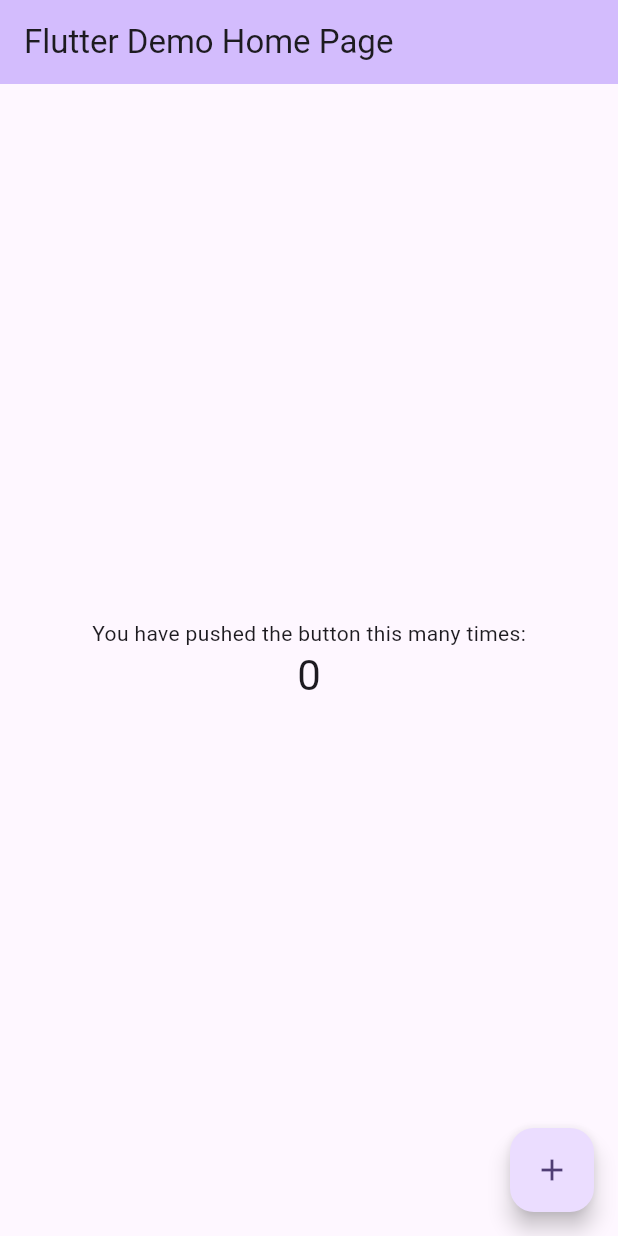
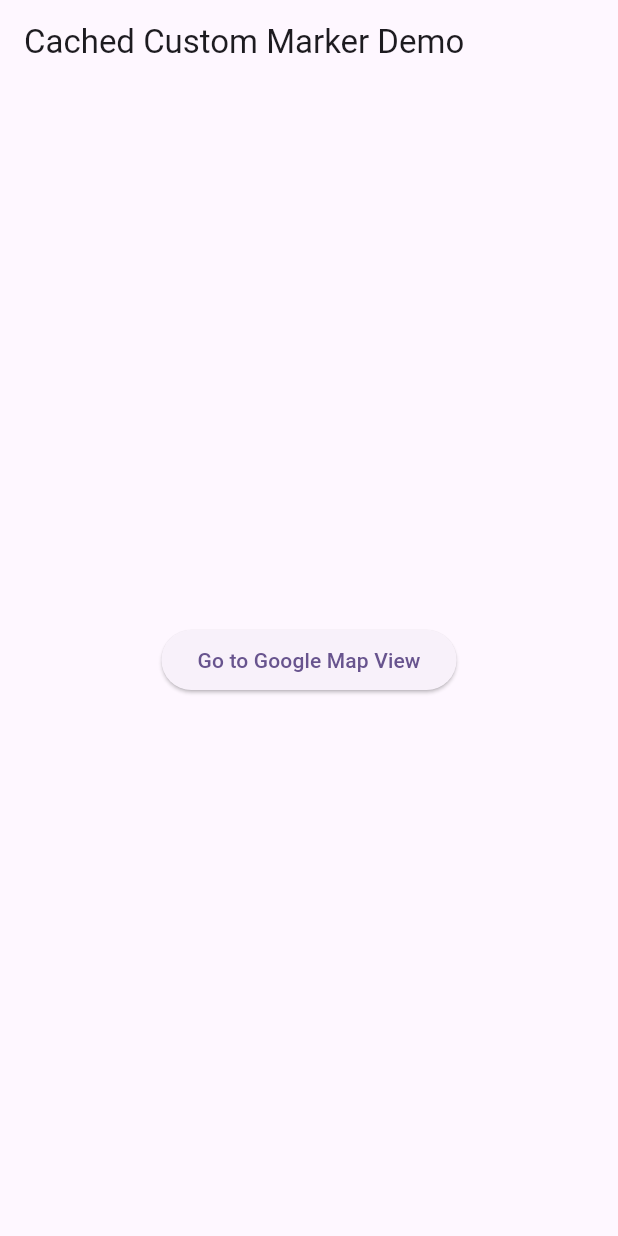
Before and after one commit to ahmedsaleh210/cached_map_marker, a Flutter app: the screen it shows after launch, on a phone screen of 412 x 824 dp. Run offline on Flutter 3.47's test engine with Material 3 defaults, Android fonts, the phone set to English and light mode, and no system bars; our stand-ins replace flutter_cache_manager, google_maps_flutter.

Commit message:
feat: Add Cached Custom Marker package to example app
This commit adds the Cached Custom Marker package to the example app. It also includes a new screen with a Google Map view that displays a custom marker using the package. The package provides functionality to download, process, and cache custom markers from network URLs. The commit also includes improvements to the package's logging functionality.

```diff
--- a/example/lib/main.dart
+++ b/example/lib/main.dart
@@ -1,4 +1,6 @@
+import 'package:cached_custom_marker/cached_custom_marker.dart';
 import 'package:flutter/material.dart';
+import 'package:google_maps_flutter/google_maps_flutter.dart';
 
 void main() {
   runApp(const MyApp());
@@ -13,113 +15,82 @@ class MyApp extends StatelessWidget {
     return MaterialApp(
       title: 'Flutter Demo',
       theme: ThemeData(
-        // This is the theme of your application.
-        //
-        // TRY THIS: Try running your application with "flutter run". You'll see
-        // the application has a purple toolbar. Then, without quitting the app,
-        // try changing the seedColor in the colorScheme below to Colors.green
-        // and then invoke "hot reload" (save your changes or press the "hot
-        // reload" button in a Flutter-supported IDE, or press "r" if you used
-        // the command line to start the app).
-        //
-        // Notice that the counter didn't reset back to zero; the application
-        // state is not lost during the reload. To reset the state, use hot
-        // restart instead.
-        //
-        // This works for code too, not just values: Most code changes can be
-        // tested with just a hot reload.
         colorScheme: ColorScheme.fromSeed(seedColor: Colors.deepPurple),
         useMaterial3: true,
       ),
-      home: const MyHomePage(title: 'Flutter Demo Home Page'),
+      home: const HomePage(),
     );
   }
 }
 
-class MyHomePage extends StatefulWidget {
-  const MyHomePage({super.key, required this.title});
-
-  // This widget is the home page of your application. It is stateful, meaning
-  // that it has a State object (defined below) that contains fields that affect
-  // how it looks.
-
-  // This class is the configuration for the state. It holds the values (in this
-  // case the title) provided by the parent (in this case the App widget) and
-  // used by the build method of the State. Fields in a Widget subclass are
-  // always marked "final".
-
-  final String title;
+class HomePage extends StatelessWidget {
+  const HomePage({super.key});
 
   @override
-  State<MyHomePage> createState() => _MyHomePageState();
+  Widget build(BuildContext context) {
+    return Scaffold(
+      appBar: AppBar(
+        title: const Text('Cached Custom Marker Demo'),
+      ),
+      body: Center(
+        child: ElevatedButton(
+          onPressed: () {
+            Navigator.of(context).push(
+              MaterialPageRoute(
+                builder: (context) => const GoogleMapView(),
+              ),
+            );
+          },
+          child: const Text('Go to Google Map View'),
+        ),
+      ),
+    );
+  }
 }
 
-class _MyHomePageState extends State<MyHomePage> {
-  int _counter = 0;
+class GoogleMapView extends StatefulWidget {
+  const GoogleMapView({super.key});
 
-  void _incrementCounter() {
+  @override
+  State<GoogleMapView> createState() => _GoogleMapViewState();
+}
+
+class _GoogleMapViewState extends State<GoogleMapView> {
+  Set<Marker> markers = {};
+
+  @override
+  void initState() {
+    _initMarkers();
+    super.initState();
+  }
+
+  void _initMarkers() async {
+    final marker = Marker(
+        markerId: const MarkerId('marker_id'),
+        position: const LatLng(37.77483, -122.41942),
+        icon: await CachedCustomMarker().fromNetwork(
+            url: 'https://cdn-icons-png.flaticon.com/512/5193/5193688.png',
+            width: 60,
+            height: 60));
     setState(() {
-      // This call to setState tells the Flutter framework that something has
-      // changed in this State, which causes it to rerun the build method below
-      // so that the display can reflect the updated values. If we changed
-      // _counter without calling setState(), then the build method would not be
-      // called again, and so nothing would appear to happen.
-      _counter++;
+      markers.add(marker);
     });
+    // CachedCustomMarker().clearCache();
   }
 
   @override
   Widget build(BuildContext context) {
-    // This method is rerun every time setState is called, for instance as done
-    // by the _incrementCounter method above.
-    //
-    // The Flutter framework has been optimized to make rerunning build methods
-    // fast, so that you can just rebuild anything that needs updating rather
-    // than having to individually change instances of widgets.
     return Scaffold(
       appBar: AppBar(
-        // TRY THIS: Try changing the color here to a specific color (to
-        // Colors.amber, perhaps?) and trigger a hot reload to see the AppBar
-        // change color while the other colors stay the same.
-        backgroundColor: Theme.of(context).colorScheme.inversePrimary,
-        // Here we take the value from the MyHomePage object that was created by
-        // the App.build method, and use it to set our appbar title.
-        title: Text(widget.title),
+        title: const Text('Cached Custom Marker Demo'),
       ),
-      body: Center(
-        // Center is a layout widget. It takes a single child and positions it
-        // in the middle of the parent.
-        child: Column(
-          // Column is also a layout widget. It takes a list of children and
-          // arranges them vertically. By default, it sizes itself to fit its
-          // children horizontally, and tries to be as tall as its parent.
-          //
-          // Column has various properties to control how it sizes itself and
-          // how it positions its children. Here we use mainAxisAlignment to
-          // center the children vertically; the main axis here is the vertical
-          // axis because Columns are vertical (the cross axis would be
-          // horizontal).
-          //
-          // TRY THIS: Invoke "debug painting" (choose the "Toggle Debug Paint"
-          // action in the IDE, or press "p" in the console), to see the
-          // wireframe for each widget.
-          mainAxisAlignment: MainAxisAlignment.center,
-          children: <Widget>[
-            const Text(
-              'You have pushed the button this many times:',
-            ),
-            Text(
-              '$_counter',
-              style: Theme.of(context).textTheme.headlineMedium,
-            ),
-          ],
+      body: GoogleMap(
+        initialCameraPosition: const CameraPosition(
+          target: LatLng(37.77483, -122.41942),
+          zoom: 12,
         ),
+        markers: markers,
       ),
-      floatingActionButton: FloatingActionButton(
-        onPressed: _incrementCounter,
-        tooltip: 'Increment',
-        child: const Icon(Icons.add),
-      ), // This trailing comma makes auto-formatting nicer for build methods.
     );
   }
 }
--- a/lib/cached_custom_marker.dart
+++ b/lib/cached_custom_marker.dart
@@ -1,5 +1,6 @@
 library cached_custom_marker;
 
+import 'dart:developer';
 import 'dart:io';
 import 'dart:ui' as ui;
 
@@ -43,12 +44,20 @@ class CachedCustomMarker {
 
   /// Attempts to retrieve the file from memory cache.
   Future<File?> _getFileFromMemoryCache(String cacheKey) async {
-    return (await _instance.getFileFromMemory(cacheKey))?.file;
+    final file = (await _instance.getFileFromMemory(cacheKey))?.file;
+    if (file != null) {
+      log('Cached Marker Logger: File retrieved from memory cache.');
+    }
+    return file;
   }
 
   /// Attempts to retrieve the file from disk cache.
   Future<File?> _getFileFromDiskCache(String cacheKey) async {
-    return (await _instance.getFileFromCache(cacheKey))?.file;
+    final file = (await _instance.getFileFromCache(cacheKey))?.file;
+    if (file != null) {
+      log('Cached Marker Logger: File retrieved from disk cache.');
+    }
+    return file;
   }
 
   /// Downloads the file from the network, processes it, and caches it.
@@ -59,6 +68,7 @@ class CachedCustomMarker {
       required int height}) async {
     final rawBytes = await _downloadFileBytes(url);
     final processedBytes = await _preProcessImage(rawBytes, width, height);
+    log('Cached Marker Logger: File downloaded and processed.');
     return await _instance.putFile(cacheKey, processedBytes);
   }
 
@@ -86,10 +96,13 @@ class CachedCustomMarker {
     final file =
         await _getFileFromCache(url: url, height: height, width: width);
     final bytes = await file.readAsBytes();
-    return BitmapDescriptor.bytes(bytes);
+    final descriptor = BitmapDescriptor.bytes(bytes);
+    await Future.delayed(const Duration(milliseconds: 30), () {});
+    return descriptor;
   }
 
   Future<void> clearCache() async {
     await _instance.emptyCache();
+    log('Cached Marker Logger: Cache cleared.');
   }
 }
```
Also changed, not shown: example/pubspec.yaml (+7 -75 lines).
